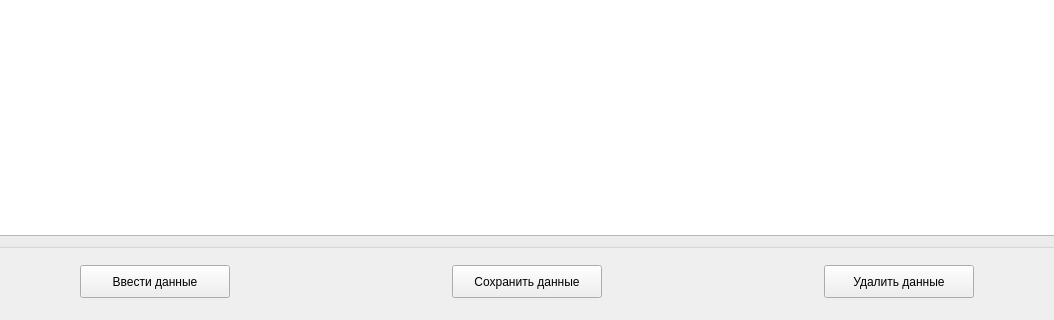
Above: ImView/datas.ui from Ivanos121/ImView2 before the change; both pictures show x 156 to 1210 and y 437 to 757 of the 1366 by 757 pixel window. Below: the same form after it.
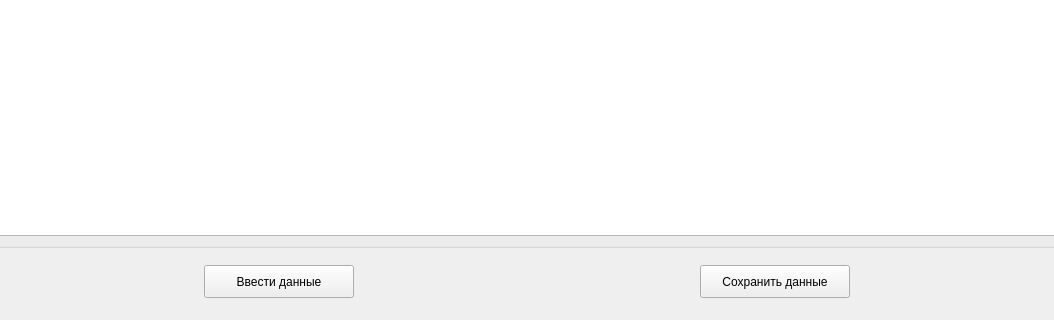
That is the form after the change.

Diff of the .ui file:
```diff
--- a/ImView/datas.ui
+++ b/ImView/datas.ui
@@ -61,25 +61,6 @@
         </property>
        </widget>
       </item>
-      <item alignment="Qt::Qt::AlignVCenter">
-       <widget class="QPushButton" name="deleteDannie">
-        <property name="minimumSize">
-         <size>
-          <width>0</width>
-          <height>33</height>
-         </size>
-        </property>
-        <property name="maximumSize">
-         <size>
-          <width>150</width>
-          <height>33</height>
-         </size>
-        </property>
-        <property name="text">
-         <string>Удалить данные</string>
-        </property>
-       </widget>
-      </item>
      </layout>
     </widget>
    </item>
```
Left out of the diff: 1 changed line with no effect on the pictures.
